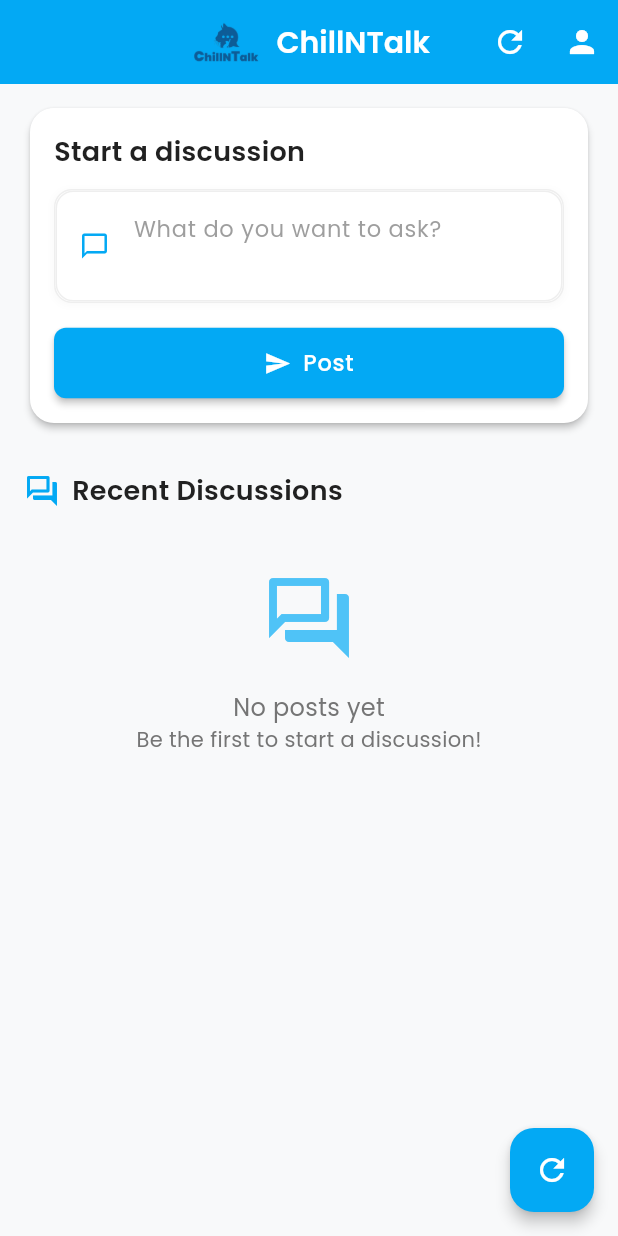
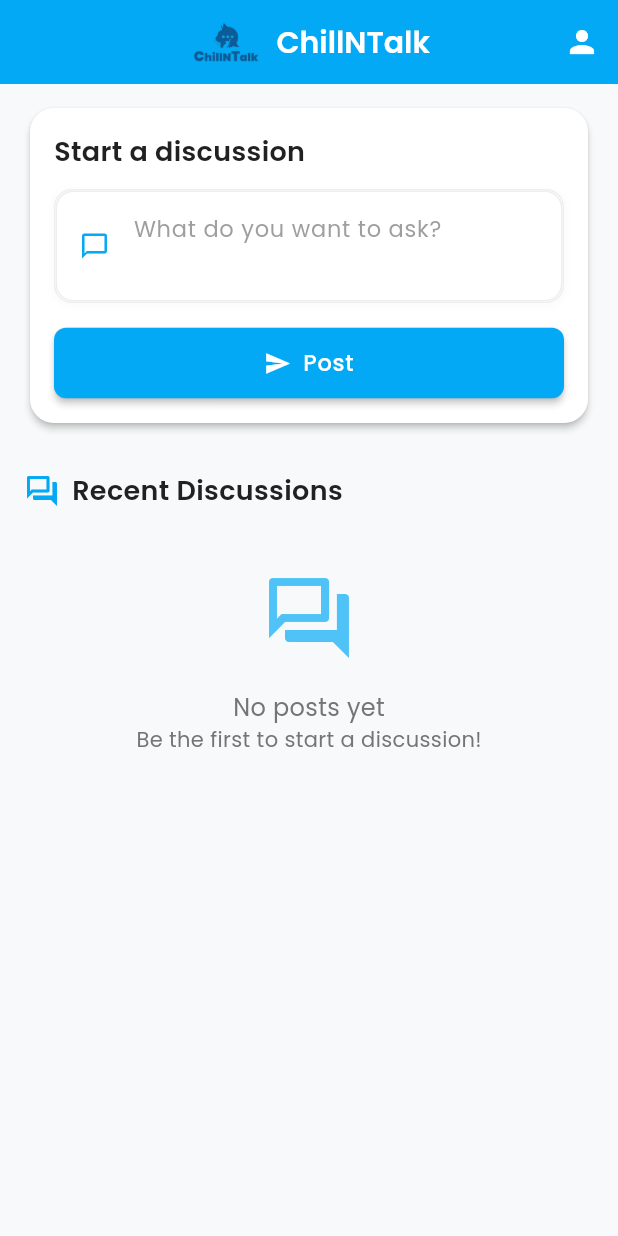
Before and after one commit to Azixe/TubesABP, a Flutter app: the HomePage screen opened directly, on a phone screen of 412 x 824 dp. Run offline on Flutter 3.47's test engine with Material 3 defaults, Android fonts, the phone set to English and light mode, and no system bars; our stand-ins replace get, get_storage, google_fonts; accounts and stored records are empty; network calls fail.

Commit message:
redundant refresh function removed

```diff
--- a/forumapp/lib/constants/app_theme.dart
+++ b/forumapp/lib/constants/app_theme.dart
@@ -20,8 +20,10 @@ class AppTheme {
       colorScheme: ColorScheme.light(
         primary: primaryColor,
         secondary: accentColor,
+        background: backgroundColor,
         onPrimary: Colors.white,
         onSecondary: Colors.white,
+        onBackground: textPrimaryColor,
         surface: cardColor,
         onSurface: textPrimaryColor,
       ),
--- a/forumapp/lib/views/home.dart
+++ b/forumapp/lib/views/home.dart
@@ -25,7 +25,7 @@ class _HomePageState extends State<HomePage> {
         title: Row(
           mainAxisSize: MainAxisSize.min,
           children: [
-            SizedBox(
+            Container(
               height: 36,
               child: Image.asset(
                 'assets/images/chillntalk_logo.png',
@@ -42,11 +42,6 @@ class _HomePageState extends State<HomePage> {
           ],
         ),
         actions: [
-          IconButton(
-            icon: const Icon(Icons.refresh),
-            onPressed: () => _postController.getAllPosts(),
-            tooltip: 'Refresh posts',
-          ),
           IconButton(
             icon: const Icon(Icons.person),
             onPressed: () {
@@ -216,15 +211,6 @@ class _HomePageState extends State<HomePage> {
           ),
         ),
       ),
-      floatingActionButton: FloatingActionButton(
-        backgroundColor: AppTheme.primaryColor,
-        elevation: 4,
-        onPressed: () {
-          // Scroll to top or show post creation dialog
-          _postController.getAllPosts();
-        },
-        child: const Icon(Icons.refresh),
-      ),
     );
   }
 }
```
